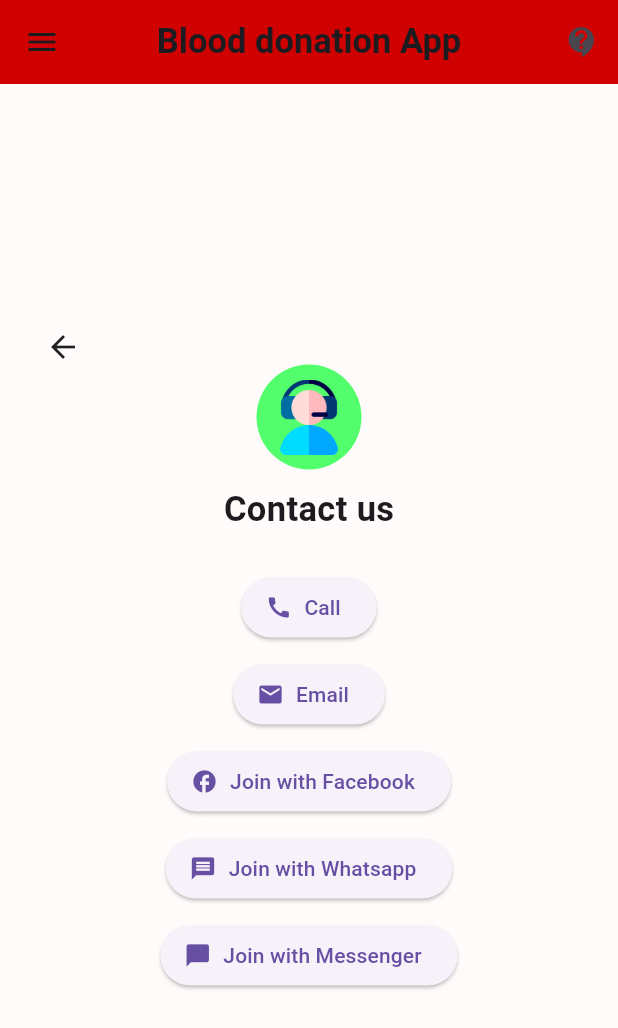
After one commit to Applerack/flutter-blood-donor, a Flutter app: the ContactScreen screen opened directly, on a phone screen of 412 x 824 dp. The commit adds this screen. Shown: the top 1028 px of the screen. Run offline on Flutter 3.47's test engine with Material 3 defaults, Android fonts, the phone set to English and light mode, and no system bars; our stand-ins replace cloud_firestore, country_picker, firebase_auth, firebase_core, firebase_storage, flutter_spinkit and 4 more; accounts and stored records are empty.

Commit message:
created contact us page

```diff
--- a/lib/main.dart
+++ b/lib/main.dart
@@ -1,3 +1,4 @@
+import 'package:blood_donor/screens/contact_us.dart';
 import 'package:firebase_core/firebase_core.dart';
 import 'package:flutter/material.dart';
 import 'package:flutter_spinkit/flutter_spinkit.dart';
--- /dev/null
+++ b/lib/screens/contact_us.dart
@@ -0,0 +1,204 @@
+import 'package:flutter/material.dart';
+import 'package:country_picker/country_picker.dart';
+import 'package:blood_donor/utils/utils.dart';
+import 'package:blood_donor/provider/auth_provider.dart';
+import 'package:provider/provider.dart';
+import 'package:blood_donor/widgets/custom_button.dart';
+import 'package:material_design_icons_flutter/material_design_icons_flutter.dart';
+import 'package:flutter_spinkit/flutter_spinkit.dart';
+
+class ContactScreen extends StatefulWidget {
+  const ContactScreen({super.key});
+
+  @override
+  State<ContactScreen> createState() => _ContactScreen();
+}
+
+class _ContactScreen extends State<ContactScreen> {
+  final TextEditingController phoneController = TextEditingController();
+
+  @override
+  void dispose() {
+    phoneController.dispose();
+    super.dispose();
+  }
+
+  @override
+  Widget build(BuildContext context) {
+    phoneController.selection = TextSelection.fromPosition(
+        TextPosition(offset: phoneController.text.length));
+    final _isLoading =
+        Provider.of<AuthProvider>(context, listen: true).isLoading;
+
+    return Scaffold(
+      appBar: AppBar(
+        title: const Text(
+          "Blood donation App",
+          style: TextStyle(
+            fontSize: 23,
+            fontWeight: FontWeight.bold,
+          ),
+        ),
+        centerTitle: true,
+        backgroundColor: Color.fromARGB(255, 207, 1, 1),
+        elevation: 0,
+        leading: IconButton(
+          onPressed: () {
+            // Do something
+          },
+          icon: Icon(Icons.menu),
+        ),
+        actions: [IconButton(onPressed: () {}, icon: Icon(Icons.contact_support))],
+      ),
+      backgroundColor: Color.fromARGB(255, 255, 251, 251),
+      body: SafeArea(
+        child: _isLoading
+            ? const Center(
+                child: SpinKitFadingCircle(
+                  color: Color.fromARGB(255, 236, 50, 53), // Customize the color
+                  size: 50.0, // Customize the size
+                ),
+              )
+            : Center(
+                child: SingleChildScrollView(
+                  child: Padding(
+                    padding: const EdgeInsets.symmetric(
+                        vertical: 5, horizontal: 30),
+                    child: Column(
+                      children: [
+                        Align(
+                          alignment: Alignment.topLeft,
+                          child: GestureDetector(
+                            onTap: () => Navigator.of(context).pop(),
+                            child: const Icon(Icons.arrow_back),
+                          ),
+                        ),
+                        Container(
+                          width: 70,
+                          height: 70,
+                          padding: const EdgeInsets.all(10.0),
+                          decoration: BoxDecoration(
+                            shape: BoxShape.circle,
+                            color: Color.fromARGB(173, 2, 255, 40),
+                          ),
+                          child: Image.asset("assets/help-desk.png"),
+                        ),
+                        const SizedBox(
+                          height: 10,
+                        ),
+                        const Text(
+                          "Contact us",
+                          style: TextStyle(
+                              fontSize: 23, fontWeight: FontWeight.bold),
+                        ),
+
+                        const SizedBox(
+                          height: 25,
+                        ),
+                        ElevatedButton.icon(onPressed: () {
+                          showDialog(
+                            context: context,
+                            builder: (context) => SimpleDialog(
+                              title: const Text("Mobile Number"),
+                              contentPadding: const EdgeInsets.all(20.0),
+                              children: [
+                                const Text("071 5562535"),
+                                TextButton(onPressed: () {
+                                  Navigator.of(context).pop();
+                                },
+                                 child: const Text("Copy"))
+                              ],
+                            ));
+                        },
+                         icon: const Icon(Icons.call),
+                         label: const Text("Call")),
+                         const SizedBox(
+                          height: 10,
+                        ),
+                                                ElevatedButton.icon(onPressed: () {
+                          showDialog(
+                            context: context,
+                            builder: (context) => SimpleDialog(
+                              title: const Text("Email"),
+                              contentPadding: const EdgeInsets.all(20.0),
+                              children: [
+                                const Text("blooddonation@gmail.com"),
+                                TextButton(onPressed: () {
+                                  Navigator.of(context).pop();
+                                },
+                                 child: const Text("Copy"))
+                              ],
+                            ));
+                        },
+                         icon: const Icon(Icons.email),
+                         label: const Text("Email")),
+                         const SizedBox(
+                          height: 10,
+                        ),
+                        ElevatedButton.icon(onPressed: () {
+                          showDialog(
+                            context: context,
+                            builder: (context) => SimpleDialog(
+                              title: const Text("faceBook Link"),
+                              contentPadding: const EdgeInsets.all(20.0),
+                              children: [
+                                const Text("www.facebook.com/blooddonation/dfg"),
+                                TextButton(onPressed: () {
+                                  Navigator.of(context).pop();
+                                },
+                                 child: const Text("Copy"))
+                              ],
+                            ));
+                        },
+                         icon: const Icon(Icons.facebook),
+                         label: const Text("Join with Facebook")),
+                         const SizedBox(
+                          height: 10,
+                        ),
+                                                ElevatedButton.icon(onPressed: () {
+                          showDialog(
+                            context: context,
+                            builder: (context) => SimpleDialog(
+                              title: const Text("Whatsapp Link"),
+                              contentPadding: const EdgeInsets.all(20.0),
+                              children: [
+                                const Text("www.whatsapp.com/blooddonation/dfg"),
+                                TextButton(onPressed: () {
+                                  Navigator.of(context).pop();
+                                },
+                                 child: const Text("Copy"))
+                              ],
+                            ));
+                        },
+                         icon: const Icon(Icons.message),
+                         label: const Text("Join with Whatsapp")),
+                                                  const SizedBox(
+                          height: 10,
+                        ),
+                                                ElevatedButton.icon(onPressed: () {
+                          showDialog(
+                            context: context,
+                            builder: (context) => SimpleDialog(
+                              title: const Text("Messenger Link"),
+                              contentPadding: const EdgeInsets.all(20.0),
+                              children: [
+                                const Text("www.facebook/messenger.com/blooddonation/dfg"),
+                                TextButton(onPressed: () {
+                                  Navigator.of(context).pop();
+                                },
+                                 child: const Text("Copy"))
+                              ],
+                            ));
+                        },
+                         icon: const Icon(Icons.messenger),
+                         label: const Text("Join with Messenger")),
+                      ],
+
+                    ),
+                  ),
+                ),
+              ),
+      ),
+    );
+  }
+}
--- a/lib/screens/otp_screen.dart
+++ b/lib/screens/otp_screen.dart
@@ -30,7 +30,7 @@ class _OtpScreenState extends State<OtpScreen> {
       leading: IconButton(onPressed:() {
         //do somthing
       },icon: Icon(Icons.menu),),
-      actions: [IconButton(onPressed: () {}, icon: Icon (Icons.person))],),
+      actions: [IconButton(onPressed: () {}, icon: Icon (Icons.contact_support))],),
       body: SafeArea(
         child: _isLoading == true
             ? const Center(
--- a/lib/screens/register_screen.dart
+++ b/lib/screens/register_screen.dart
@@ -44,7 +44,7 @@ class _RegisterScreenState extends State<RegisterScreen> {
       leading: IconButton(onPressed:() {
         //do somthing
       },icon: Icon(Icons.menu),),
-      actions: [IconButton(onPressed: () {}, icon: Icon (Icons.person))],),
+      actions: [IconButton(onPressed: () {}, icon: Icon (Icons.contact_support))],),
 
       backgroundColor: Color.fromARGB(255, 255, 251, 251),
       body: SafeArea(
--- a/lib/screens/user_information_screen.dart
+++ b/lib/screens/user_information_screen.dart
@@ -50,7 +50,7 @@ class _UserInfromationScreenState extends State<UserInfromationScreen> {
       leading: IconButton(onPressed:() {
         //do somthing
       },icon: Icon(Icons.menu),),
-      actions: [IconButton(onPressed: () {}, icon: Icon (Icons.person))],),
+      actions: [IconButton(onPressed: () {}, icon: Icon (Icons.contact_support))],),
 
       body: SafeArea(
         child: isLoading == true
```
Also changed, not shown: lib/widgets/custom_button.dart (+5 -3 lines), assets/help-desk.png (added), assets/id.png (added), assets/shield.png (added).
